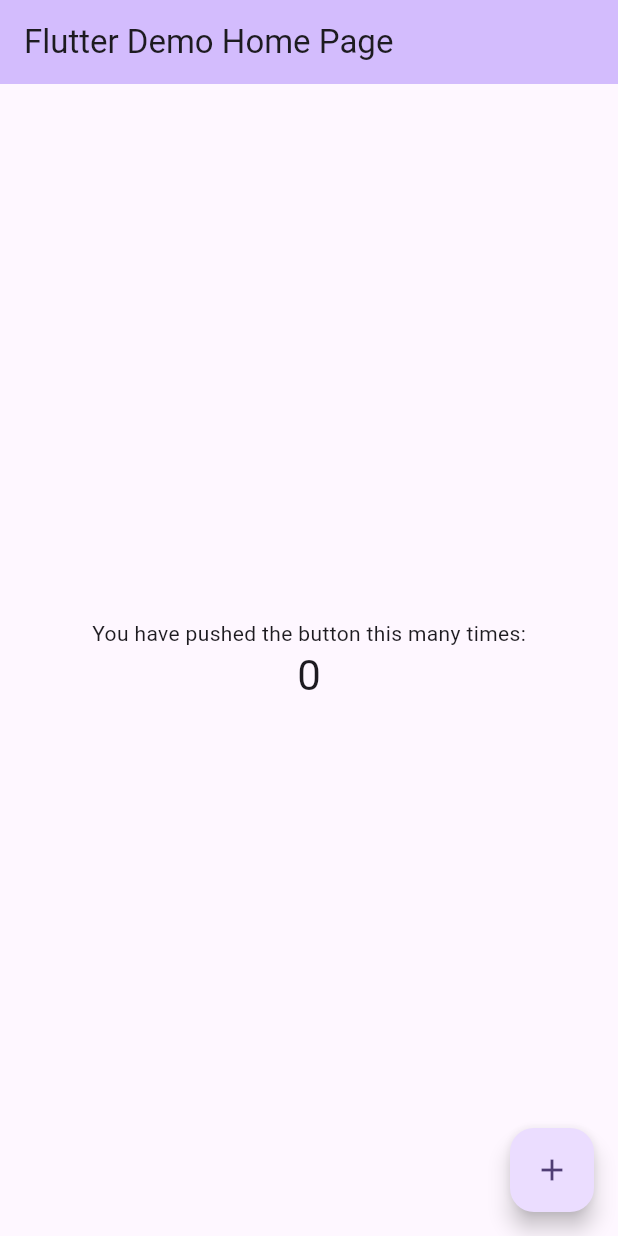
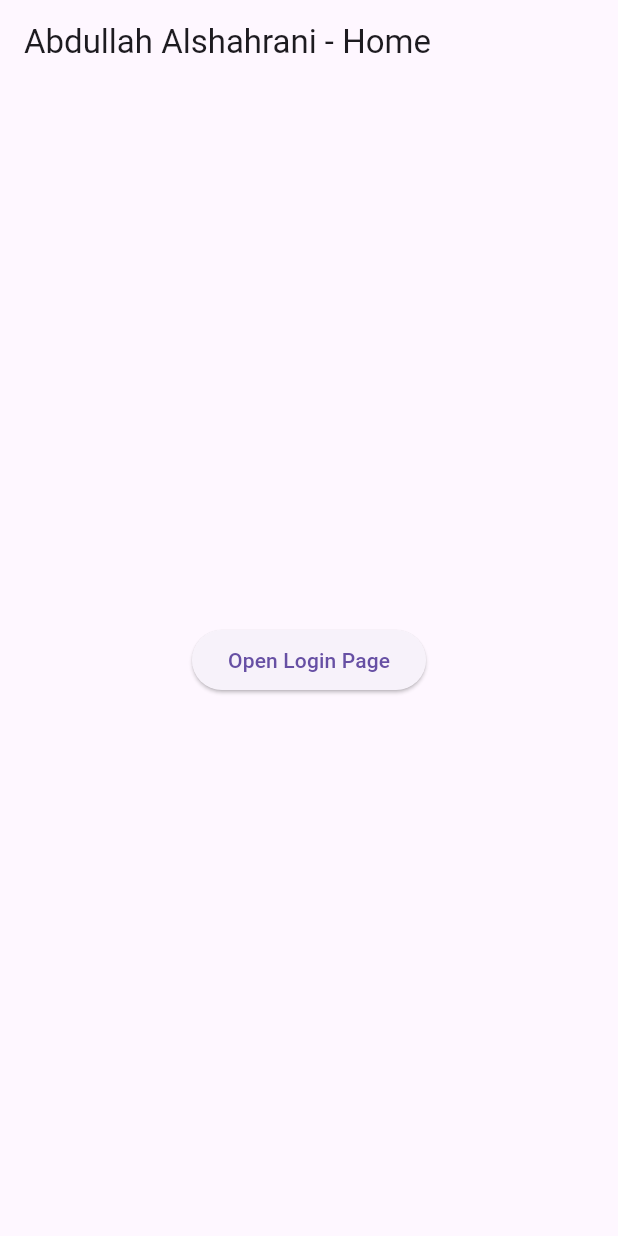
Before and after one commit to Abdullah11Kn/swe463_demo1_202173050, a Flutter app: the screen it shows after launch, on a phone screen of 412 x 824 dp. Run offline on Flutter 3.47's test engine with Material 3 defaults, Android fonts, the phone set to English and light mode, and no system bars.

Commit message:
Complete Checkpoints 1 to 6

```diff
--- a/lib/main.dart
+++ b/lib/main.dart
@@ -1,3 +1,173 @@
+// ==================== CHECKPOINT 1 - COMMENTED ====================
+// import 'package:flutter/material.dart';
+//
+// void main() {
+//   runApp(
+//     const MaterialApp(
+//       home: Text('My name is Abdullah Alshahrani'),
+//     ),
+//   );
+// }
+
+// ==================== CHECKPOINT 2 - COMMENTED ====================
+// import 'package:flutter/material.dart';
+//
+// void main() {
+//   runApp(
+//     const MaterialApp(
+//       debugShowCheckedModeBanner: false,
+//       home: Scaffold(
+//         body: Center(
+//           child: Text(
+//             'Welcome to SWE 463',
+//             style: TextStyle(fontSize: 24),
+//           ),
+//         ),
+//       ),
+//     ),
+//   );
+// }
+
+// ==================== CHECKPOINT 3 - COMMENTED ====================
+// import 'package:flutter/material.dart';
+//
+// void main() {
+//   runApp(
+//     MaterialApp(
+//       debugShowCheckedModeBanner: false,
+//       home: Scaffold(
+//         appBar: AppBar(
+//           title: const Text('SWE 463 - Demo 1'),
+//           backgroundColor: Colors.indigo,
+//           foregroundColor: Colors.white,
+//         ),
+//         drawer: const Drawer(
+//           child: SafeArea(
+//             child: Column(
+//               children: [
+//                 DrawerHeader(
+//                   child: Center(
+//                     child: Text(
+//                       'Demo Menu',
+//                       style: TextStyle(fontSize: 24),
+//                     ),
+//                   ),
+//                 ),
+//                 ListTile(
+//                   leading: Icon(Icons.home),
+//                   title: Text('Home'),
+//                 ),
+//               ],
+//             ),
+//           ),
+//         ),
+//         body: const Center(
+//           child: Text(
+//             'Open the drawer from the menu icon',
+//             style: TextStyle(fontSize: 20),
+//           ),
+//         ),
+//       ),
+//     ),
+//   );
+// }
+
+// ==================== CHECKPOINT 4 - COMMENTED ====================
+// import 'package:flutter/material.dart';
+//
+// void main() {
+//   runApp(const MyApp());
+// }
+//
+// class MyApp extends StatelessWidget {
+//   const MyApp({super.key});
+//
+//   @override
+//   Widget build(BuildContext context) {
+//     return MaterialApp(
+//       debugShowCheckedModeBanner: false,
+//       home: Scaffold(
+//         appBar: AppBar(
+//           title: const Text('SWE 463 - Demo 1'),
+//         ),
+//         drawer: const Drawer(
+//           child: SafeArea(
+//             child: ListTile(
+//               leading: Icon(Icons.home),
+//               title: Text('Home'),
+//             ),
+//           ),
+//         ),
+//         body: const Center(
+//           child: Text(
+//             'Hot reload is working!',
+//             style: TextStyle(fontSize: 24),
+//           ),
+//         ),
+//       ),
+//     );
+//   }
+// }
+
+// ==================== CHECKPOINT 5 - COMMENTED ====================
+// import 'package:flutter/material.dart';
+//
+// void main() {
+//   runApp(const MyApp());
+// }
+//
+// class MyApp extends StatelessWidget {
+//   const MyApp({super.key});
+//
+//   @override
+//   Widget build(BuildContext context) {
+//     return MaterialApp(
+//       debugShowCheckedModeBanner: false,
+//       title: 'SWE 463 Demo 1',
+//       home: const HomePage(),
+//     );
+//   }
+// }
+//
+// class HomePage extends StatelessWidget {
+//   const HomePage({super.key});
+//
+//   @override
+//   Widget build(BuildContext context) {
+//     return Scaffold(
+//       appBar: AppBar(
+//         title: const Text('Home Page'),
+//       ),
+//       body: const Center(
+//         child: Text(
+//           'This is the Home Page',
+//           style: TextStyle(fontSize: 24),
+//         ),
+//       ),
+//     );
+//   }
+// }
+//
+// class LoginPage extends StatelessWidget {
+//   const LoginPage({super.key});
+//
+//   @override
+//   Widget build(BuildContext context) {
+//     return Scaffold(
+//       appBar: AppBar(
+//         title: const Text('Login Page'),
+//       ),
+//       body: const Center(
+//         child: Text(
+//           'This is the Login Page',
+//           style: TextStyle(fontSize: 24),
+//         ),
+//       ),
+//     );
+//   }
+// }
+
+// ==================== CHECKPOINT 6 - FINAL ACTIVE CODE ====================
 import 'package:flutter/material.dart';
 
 void main() {
@@ -7,116 +177,59 @@ void main() {
 class MyApp extends StatelessWidget {
   const MyApp({super.key});
 
-  // This widget is the root of your application.
   @override
   Widget build(BuildContext context) {
     return MaterialApp(
-      title: 'Flutter Demo',
-      theme: ThemeData(
-        // This is the theme of your application.
-        //
-        // TRY THIS: Try running your application with "flutter run". You'll see
-        // the application has a purple toolbar. Then, without quitting the app,
-        // try changing the seedColor in the colorScheme below to Colors.green
-        // and then invoke "hot reload" (save your changes or press the "hot
-        // reload" button in a Flutter-supported IDE, or press "r" if you used
-        // the command line to start the app).
-        //
-        // Notice that the counter didn't reset back to zero; the application
-        // state is not lost during the reload. To reset the state, use hot
-        // restart instead.
-        //
-        // This works for code too, not just values: Most code changes can be
-        // tested with just a hot reload.
-        colorScheme: .fromSeed(seedColor: Colors.deepPurple),
-      ),
-      home: const MyHomePage(title: 'Flutter Demo Home Page'),
+      debugShowCheckedModeBanner: false,
+      title: 'SWE 463 Demo 1',
+      home: const HomePage(),
     );
   }
 }
 
-class MyHomePage extends StatefulWidget {
-  const MyHomePage({super.key, required this.title});
-
-  // This widget is the home page of your application. It is stateful, meaning
-  // that it has a State object (defined below) that contains fields that affect
-  // how it looks.
-
-  // This class is the configuration for the state. It holds the values (in this
-  // case the title) provided by the parent (in this case the App widget) and
-  // used by the build method of the State. Fields in a Widget subclass are
-  // always marked "final".
-
-  final String title;
-
-  @override
-  State<MyHomePage> createState() => _MyHomePageState();
-}
-
-class _MyHomePageState extends State<MyHomePage> {
-  int _counter = 0;
-
-  void _incrementCounter() {
-    setState(() {
-      // This call to setState tells the Flutter framework that something has
-      // changed in this State, which causes it to rerun the build method below
-      // so that the display can reflect the updated values. If we changed
-      // _counter without calling setState(), then the build method would not be
-      // called again, and so nothing would appear to happen.
-      _counter++;
-    });
-  }
+class HomePage extends StatelessWidget {
+  const HomePage({super.key});
 
   @override
   Widget build(BuildContext context) {
-    // This method is rerun every time setState is called, for instance as done
-    // by the _incrementCounter method above.
-    //
-    // The Flutter framework has been optimized to make rerunning build methods
-    // fast, so that you can just rebuild anything that needs updating rather
-    // than having to individually change instances of widgets.
     return Scaffold(
       appBar: AppBar(
-        // TRY THIS: Try changing the color here to a specific color (to
-        // Colors.amber, perhaps?) and trigger a hot reload to see the AppBar
-        // change color while the other colors stay the same.
-        backgroundColor: Theme.of(context).colorScheme.inversePrimary,
-        // Here we take the value from the MyHomePage object that was created by
-        // the App.build method, and use it to set our appbar title.
-        title: Text(widget.title),
+        title: const Text('Abdullah Alshahrani - Home'),
       ),
       body: Center(
-        // Center is a layout widget. It takes a single child and positions it
-        // in the middle of the parent.
-        child: Column(
-          // Column is also a layout widget. It takes a list of children and
-          // arranges them vertically. By default, it sizes itself to fit its
-          // children horizontally, and tries to be as tall as its parent.
-          //
-          // Column has various properties to control how it sizes itself and
-          // how it positions its children. Here we use mainAxisAlignment to
-          // center the children vertically; the main axis here is the vertical
-          // axis because Columns are vertical (the cross axis would be
-          // horizontal).
-          //
-          // TRY THIS: Invoke "debug painting" (choose the "Toggle Debug Paint"
-          // action in the IDE, or press "p" in the console), to see the
-          // wireframe for each widget.
-          mainAxisAlignment: .center,
-          children: [
-            const Text('You have pushed the button this many times:'),
-            Text(
-              '$_counter',
-              style: Theme.of(context).textTheme.headlineMedium,
-            ),
-          ],
+        child: ElevatedButton(
+          child: const Text('Open Login Page'),
+          onPressed: () {
+            Navigator.push(
+              context,
+              MaterialPageRoute(
+                builder: (context) => const LoginPage(),
+              ),
+            );
+          },
         ),
-      ),
-      floatingActionButton: FloatingActionButton(
-        onPressed: _incrementCounter,
-        tooltip: 'Increment',
-        child: const Icon(Icons.add),
       ),
     );
   }
 }
+
+class LoginPage extends StatelessWidget {
+  const LoginPage({super.key});
+
+  @override
+  Widget build(BuildContext context) {
+    return Scaffold(
+      appBar: AppBar(
+        title: const Text('Login Page'),
+      ),
+      body: Center(
+        child: ElevatedButton(
+          child: const Text('Back to Home'),
+          onPressed: () {
+            Navigator.pop(context);
+          },
+        ),
+      ),
+    );
+  }
+}
```
Also changed, not shown: 8 other files.
